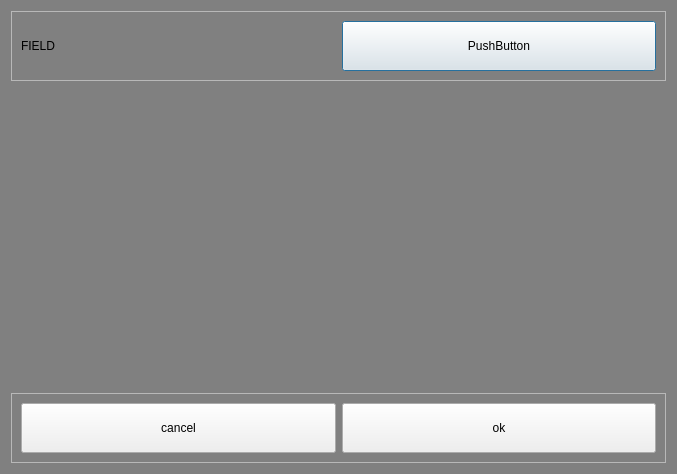
First picture: the form in flipVerticalLayout/dialog.ui, repository laszlo-avotra-tips/layout, before the edit.
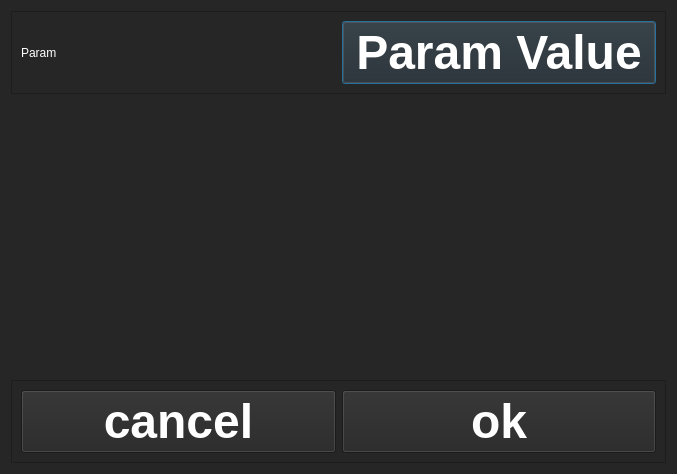
Second picture: the form after the edit.

Patch:
```diff
--- a/flipVerticalLayout/dialog.ui
+++ b/flipVerticalLayout/dialog.ui
@@ -14,12 +14,18 @@
    <string>Dialog</string>
   </property>
   <property name="styleSheet">
-   <string notr="true">QDialog{
-background-color: grey;
+   <string notr="true">QWidget{
+background-color: #262626;
+color: white;
 }
-QFrame{
-border-bottom: 2px solid white;
-}</string>
+QLabel{
+font: 60pt &quot;Helvetica Neue&quot;;
+}
+QPushButton{
+font: bold 48px;
+qproperty-flat: true;
+}
+</string>
   </property>
   <property name="modal">
    <bool>true</bool>
@@ -49,7 +55,7 @@
          <string notr="true"/>
         </property>
         <property name="text">
-         <string>FIELD</string>
+         <string>Param</string>
         </property>
        </widget>
       </item>
@@ -62,7 +68,7 @@
          </size>
         </property>
         <property name="text">
-         <string>PushButton</string>
+         <string>Param Value</string>
         </property>
        </widget>
       </item>
```
